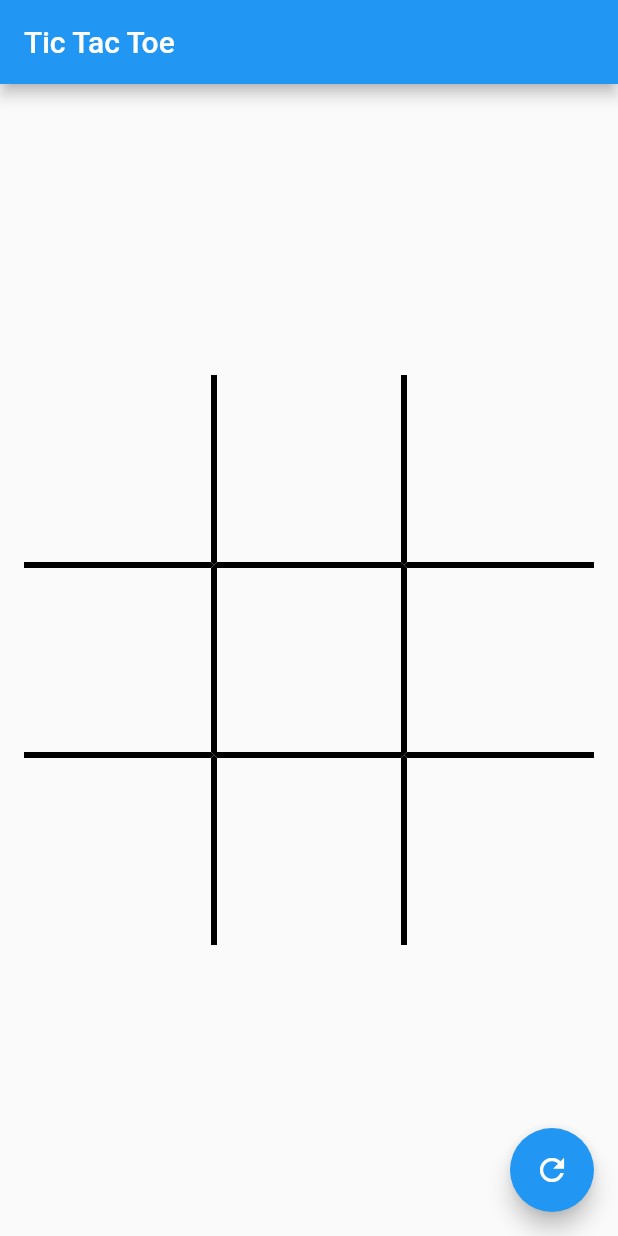
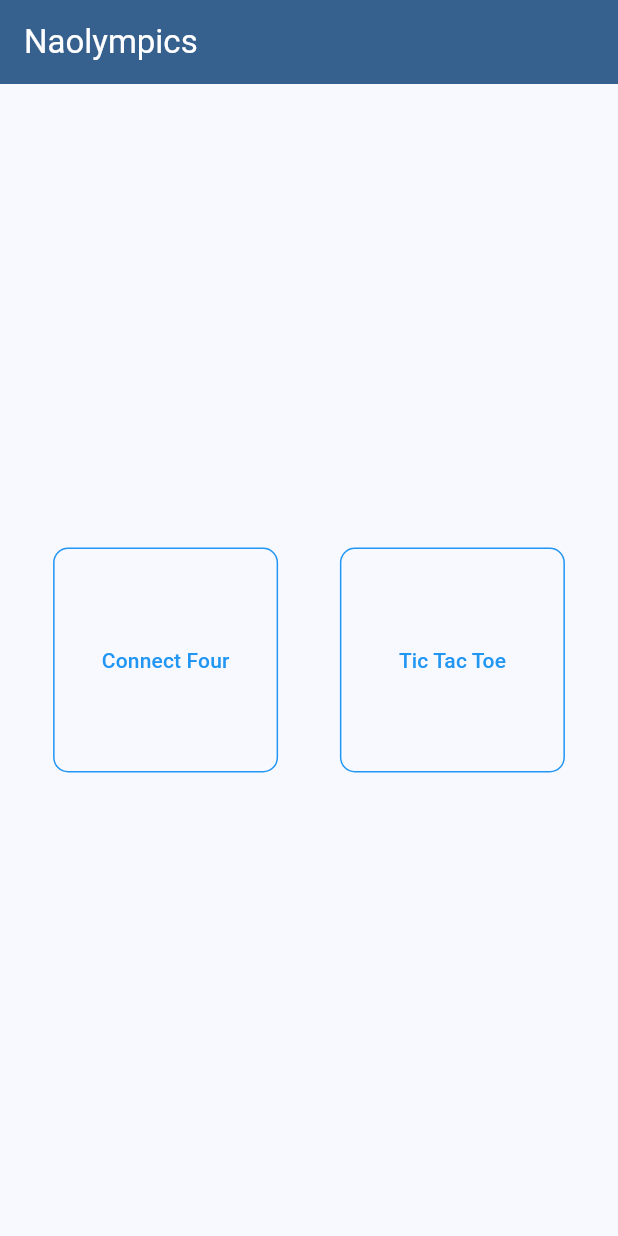
Before and after one commit to Slin58/naolympics, a Flutter app: the screen it shows after launch, on a phone screen of 412 x 824 dp. Run offline on Flutter 3.47's test engine with Material 2 defaults, Android fonts, the phone set to English and light mode, and no system bars.

Commit message:
fully implemented tictactoe game

```diff
--- a/lib/main.dart
+++ b/lib/main.dart
@@ -1,5 +1,7 @@
 import 'package:flutter/material.dart';
-import 'package:naolympics_app/tic_tac_toe.dart';
+import 'package:naolympics_app/screens/connect_four_page.dart';
+import 'package:naolympics_app/screens/home_page.dart';
+import 'package:naolympics_app/screens/tic_tac_toe_page.dart';
 
 void main() {
   runApp(const MyApp());
@@ -11,14 +13,15 @@ class MyApp extends StatelessWidget {
   @override
   Widget build(BuildContext context) {
     return MaterialApp(
-      home: Scaffold(
-        appBar: AppBar(
-          title: const Text('Tic Tac Toe'),
-        ),
-        body: const Center(
-          child: TicTacToePage(),
-        ),
+      theme: ThemeData(
+        colorScheme: ColorScheme.fromSeed(seedColor: Colors.blue),
+        useMaterial3: true,
       ),
+      home: const HomePage(),
+      routes: {
+        "TicTacToe": (context) => const TicTacToePage(),
+        "ConnectFour": (connect) => const ConnectFourPage()
+      },
     );
   }
 }
--- /dev/null
+++ b/lib/screens/home_page.dart
@@ -0,0 +1,57 @@
+import 'package:flutter/material.dart';
+
+import 'tic_tac_toe_page.dart';
+import 'connect_four_page.dart';
+
+class HomePage extends StatelessWidget {
+  const HomePage({super.key});
+
+  @override
+  Widget build(BuildContext context) {
+    final screenWidth = MediaQuery.of(context).size.width;
+    final marginSize = screenWidth * 0.1;
+
+    return Scaffold(
+      appBar: AppBar(
+        title: Text("Naolympics", style: TextStyle(
+          color: Theme.of(context).colorScheme.onPrimary, // Use onPrimary color for text
+        ),),
+        backgroundColor: Theme.of(context).primaryColor,
+      ),
+      body: Center(
+        child: Row(
+          mainAxisAlignment: MainAxisAlignment.center,
+          children: [
+            createNavButton("Connect Four", context, const ConnectFourPage()),
+            SizedBox(width: marginSize),
+            createNavButton("Tic Tac Toe", context, const TicTacToePage())
+          ],
+        ),
+      ),
+    );
+  }
+}
+
+TextButton createNavButton(String title, BuildContext context, Widget route) {
+  return TextButton(
+    style: TextButton.styleFrom(
+        foregroundColor: Colors.blue,
+        shape: RoundedRectangleBorder(
+          borderRadius: BorderRadius.circular(10.0),
+          side: const BorderSide(color: Colors.blue),
+        ),
+        padding: const EdgeInsets.all(16.0),
+        backgroundColor: Colors.transparent,
+        fixedSize: const Size.square(150)),
+    onPressed: () {
+      Navigator.push(context, MaterialPageRoute(builder: (context) => route));
+    },
+    child: FittedBox(
+      fit: BoxFit.scaleDown,
+      child: Text(
+        title,
+        softWrap: false,
+      ),
+    ),
+  );
+}
--- a/lib/tic_tac_toe.dart
+++ /dev/null
@@ -1,111 +0,0 @@
-import 'package:flutter/material.dart';
-
-class TicTacToePage extends StatefulWidget {
-  const TicTacToePage({Key? key}) : super(key: key);
-
-  @override
-  _TicTacToePageState createState() => _TicTacToePageState();
-}
-
-class _TicTacToePageState extends State<TicTacToePage> {
-  final List<String> cells = List.generate(9, (index) => '');
-
-  bool isCircleTurn = true;
-
-  @override
-  Widget build(BuildContext context) {
-    return Scaffold(
-      body: Stack(
-        children: [
-          Center(
-            child: AspectRatio(
-              aspectRatio: 1.0,
-              child: Container(
-                padding: const EdgeInsets.all(16.0),
-                child: GridView.builder(
-                  gridDelegate: const SliverGridDelegateWithFixedCrossAxisCount(
-                    crossAxisCount: 3,
-                  ),
-                  itemCount: 9,
-                  itemBuilder: (BuildContext context, int index) {
-                    return GridTile(
-                      child: GestureDetector(
-                        onTap: () {
-                          if (cells[index] == '') {
-                            setState(() {
-                              cells[index] = isCircleTurn ? 'O' : 'X';
-                              isCircleTurn = !isCircleTurn;
-                            });
-                          }
-                        },
-                        child: Container(
-                          decoration: BoxDecoration(
-                            border: Border(
-                              top: _buildGridBorder(index, 'top'),
-                              bottom: _buildGridBorder(index, 'bottom'),
-                              left: _buildGridBorder(index, 'left'),
-                              right: _buildGridBorder(index, 'right'),
-                            ),
-                          ),
-                          child: Center(
-                            child: cells[index] == 'O'
-                                ? Container(
-                              width: 40.0,
-                              height: 40.0,
-                              decoration: BoxDecoration(
-                                shape: BoxShape.circle,
-                                border: Border.all(
-                                  color: Colors.red,
-                                  width: 4.0,
-                                ),
-                              ),
-                            )
-                                : cells[index] == 'X'
-                                ? Icon(
-                              Icons.close,
-                              size: 40.0,
-                              color: Colors.black,
-                            )
-                                : SizedBox.shrink(),
-                          ),
-                        ),
-                      ),
-                    );
-                  },
-                ),
-              ),
-            ),
-          ),
-          Positioned(
-            bottom: 16.0,
-            right: 16.0,
-            child: FloatingActionButton(
-              onPressed: _resetState,
-              child: Icon(Icons.refresh),
-            ),
-          ),
-        ],
-      ),
-    );
-  }
-
-  BorderSide _buildGridBorder(int index, String direction) {
-    if (direction == 'top') {
-      return index < 3 ? BorderSide.none : const BorderSide(color: Colors.black, width: 2.0);
-    } else if (direction == 'bottom') {
-      return index >= 6 ? BorderSide.none : const BorderSide(color: Colors.black, width: 2.0);
-    } else if (direction == 'left') {
-      return index % 3 == 0 ? BorderSide.none : const BorderSide(color: Colors.black, width: 2.0);
-    } else if (direction == 'right') {
-      return (index + 1) % 3 == 0 ? BorderSide.none : const BorderSide(color: Colors.black, width: 2.0);
-    }
-    return BorderSide.none;
-  }
-
-  void _resetState() {
-    setState(() {
-      cells.fillRange(0, cells.length, '');
-      isCircleTurn = true;
-    });
-  }
-}
```
Also changed, not shown: lib/screens/connect_four_page.dart (added, +19 -0 lines), lib/screens/tic_tac_toe_page.dart (added, +227 -0 lines), lib/utils/utils.dart (added, +17 -0 lines).
